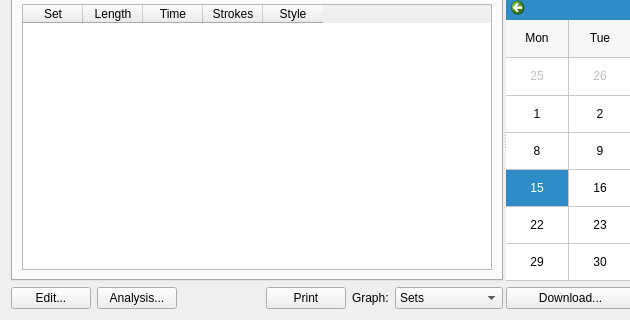
Above: ui/summary.ui from ihewitt/poolviewer before the change; both pictures show x 0 to 630 and y 325 to 645 of the 957 by 645 pixel window. Below: the same form after it.
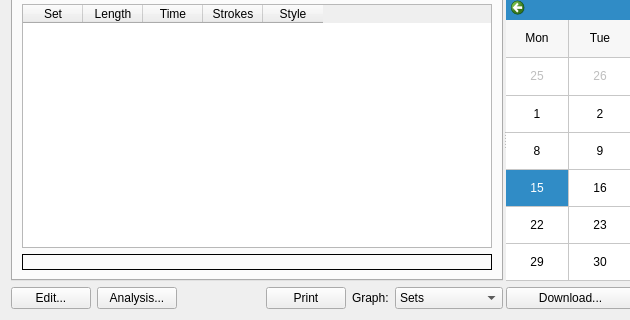
That is the form after the change. The open tabs and pages were chosen to show the change. Custom widgets are drawn as their Qt base class.

Commit message:
Add display for currently selected lengths.
Andrea

What changed in the file:
```diff
--- a/ui/summary.ui
+++ b/ui/summary.ui
@@ -380,6 +380,16 @@
               </column>
              </widget>
             </item>
+            <item row="1" column="0">
+             <widget class="QLabel" name="status">
+              <property name="frameShape">
+               <enum>QFrame::Box</enum>
+              </property>
+              <property name="text">
+               <string/>
+              </property>
+             </widget>
+            </item>
            </layout>
           </widget>
          </widget>
```
The commit also changes 1 other file.
